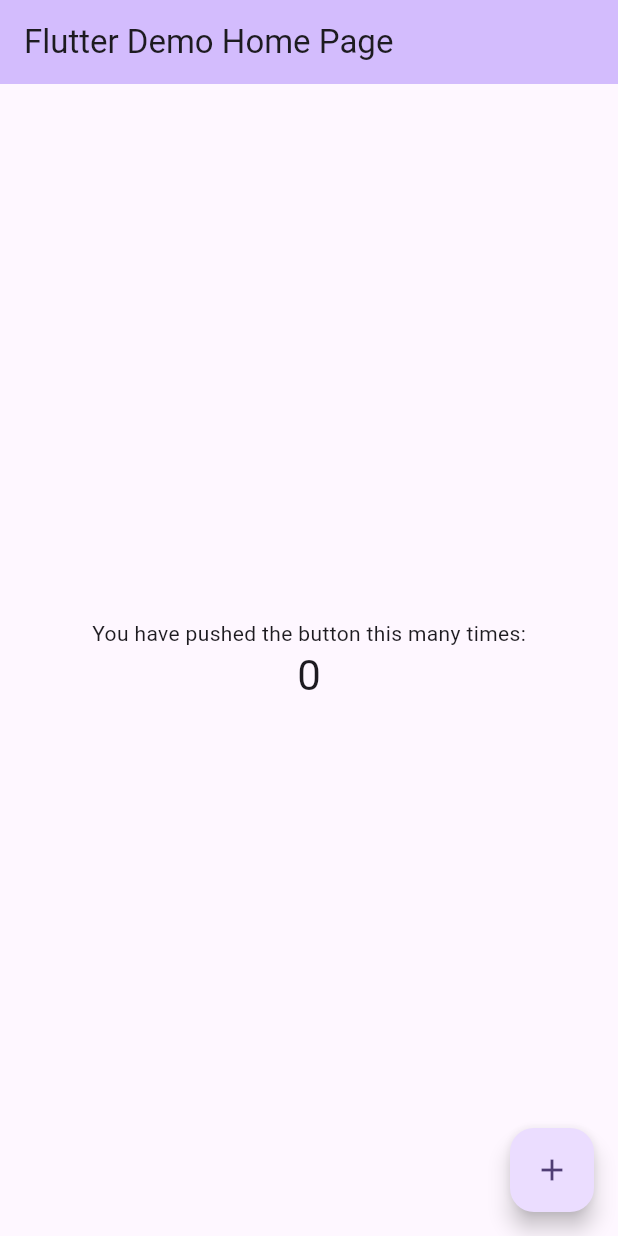
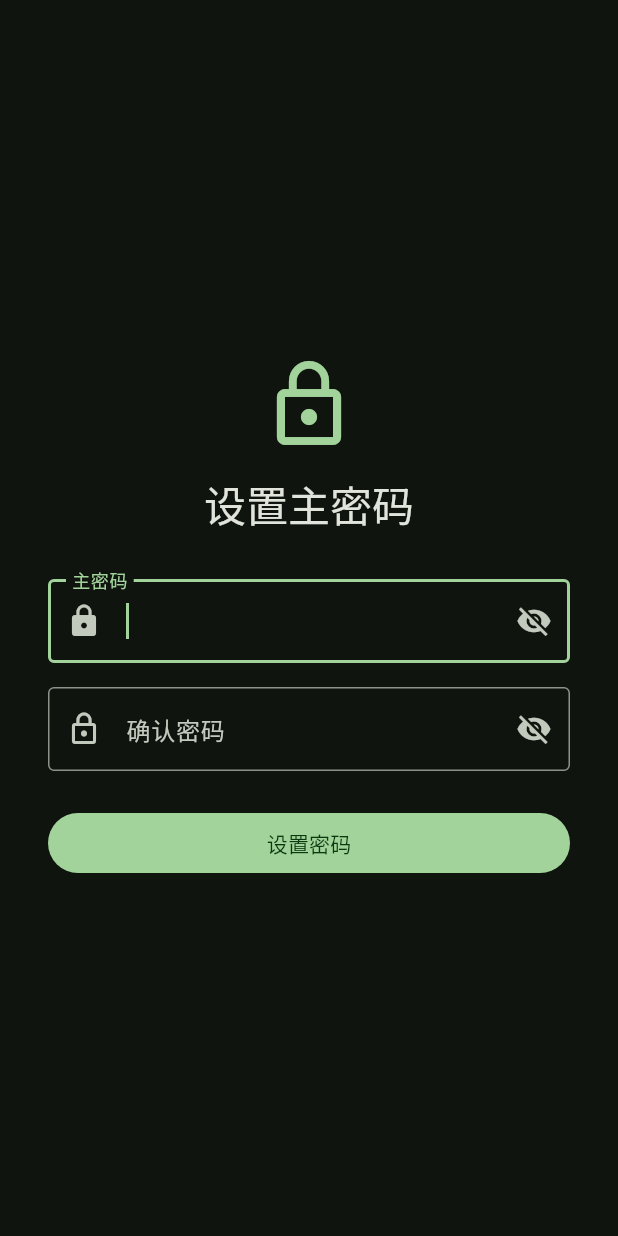
Before and after one commit to Tommickey2020gmail/tomssh, a Flutter app: the screen it shows after launch, on a phone screen of 412 x 824 dp. Run offline on Flutter 3.47's test engine with Material 3 defaults, Android fonts, the phone set to English and light mode, and no system bars; our stand-ins replace flutter_riverpod, flutter_secure_storage, sqflite; missing offline and left inert: dartssh2; accounts and stored records are empty.

Commit message:
feat: add master password lock screen and update main.dart
Implement LockScreen with first-launch password setup flow and
subsequent unlock flow using CredentialService. Wire up main.dart
with Riverpod ProviderScope, dark theme, and LockScreen as home.
Add placeholder ServerListScreen for Task 7.

Co-Authored-By: Claude Opus 4.6 <noreply@anthropic.com>

```diff
--- a/lib/main.dart
+++ b/lib/main.dart
@@ -1,122 +1,26 @@
 import 'package:flutter/material.dart';
+import 'package:flutter_riverpod/flutter_riverpod.dart';
+import 'screens/lock_screen.dart';
 
 void main() {
-  runApp(const MyApp());
+  runApp(const ProviderScope(child: TomSSHApp()));
 }
 
-class MyApp extends StatelessWidget {
-  const MyApp({super.key});
+class TomSSHApp extends StatelessWidget {
+  const TomSSHApp({super.key});
 
-  // This widget is the root of your application.
   @override
   Widget build(BuildContext context) {
     return MaterialApp(
-      title: 'Flutter Demo',
+      title: 'TomSSH',
       theme: ThemeData(
-        // This is the theme of your application.
-        //
-        // TRY THIS: Try running your application with "flutter run". You'll see
-        // the application has a purple toolbar. Then, without quitting the app,
-        // try changing the seedColor in the colorScheme below to Colors.green
-        // and then invoke "hot reload" (save your changes or press the "hot
-        // reload" button in a Flutter-supported IDE, or press "r" if you used
-        // the command line to start the app).
-        //
-        // Notice that the counter didn't reset back to zero; the application
-        // state is not lost during the reload. To reset the state, use hot
-        // restart instead.
-        //
-        // This works for code too, not just values: Most code changes can be
-        // tested with just a hot reload.
-        colorScheme: .fromSeed(seedColor: Colors.deepPurple),
+        colorScheme: ColorScheme.fromSeed(
+          seedColor: Colors.green,
+          brightness: Brightness.dark,
+        ),
+        useMaterial3: true,
       ),
-      home: const MyHomePage(title: 'Flutter Demo Home Page'),
+      home: const LockScreen(),
     );
   }
 }
-
-class MyHomePage extends StatefulWidget {
-  const MyHomePage({super.key, required this.title});
-
-  // This widget is the home page of your application. It is stateful, meaning
-  // that it has a State object (defined below) that contains fields that affect
-  // how it looks.
-
-  // This class is the configuration for the state. It holds the values (in this
-  // case the title) provided by the parent (in this case the App widget) and
-  // used by the build method of the State. Fields in a Widget subclass are
-  // always marked "final".
-
-  final String title;
-
-  @override
-  State<MyHomePage> createState() => _MyHomePageState();
-}
-
-class _MyHomePageState extends State<MyHomePage> {
-  int _counter = 0;
-
-  void _incrementCounter() {
-    setState(() {
-      // This call to setState tells the Flutter framework that something has
-      // changed in this State, which causes it to rerun the build method below
-      // so that the display can reflect the updated values. If we changed
-      // _counter without calling setState(), then the build method would not be
-      // called again, and so nothing would appear to happen.
-      _counter++;
-    });
-  }
-
-  @override
-  Widget build(BuildContext context) {
-    // This method is rerun every time setState is called, for instance as done
-    // by the _incrementCounter method above.
-    //
-    // The Flutter framework has been optimized to make rerunning build methods
-    // fast, so that you can just rebuild anything that needs updating rather
-    // than having to individually change instances of widgets.
-    return Scaffold(
-      appBar: AppBar(
-        // TRY THIS: Try changing the color here to a specific color (to
-        // Colors.amber, perhaps?) and trigger a hot reload to see the AppBar
-        // change color while the other colors stay the same.
-        backgroundColor: Theme.of(context).colorScheme.inversePrimary,
-        // Here we take the value from the MyHomePage object that was created by
-        // the App.build method, and use it to set our appbar title.
-        title: Text(widget.title),
-      ),
-      body: Center(
-        // Center is a layout widget. It takes a single child and positions it
-        // in the middle of the parent.
-        child: Column(
-          // Column is also a layout widget. It takes a list of children and
-          // arranges them vertically. By default, it sizes itself to fit its
-          // children horizontally, and tries to be as tall as its parent.
-          //
-          // Column has various properties to control how it sizes itself and
-          // how it positions its children. Here we use mainAxisAlignment to
-          // center the children vertically; the main axis here is the vertical
-          // axis because Columns are vertical (the cross axis would be
-          // horizontal).
-          //
-          // TRY THIS: Invoke "debug painting" (choose the "Toggle Debug Paint"
-          // action in the IDE, or press "p" in the console), to see the
-          // wireframe for each widget.
-          mainAxisAlignment: .center,
-          children: [
-            const Text('You have pushed the button this many times:'),
-            Text(
-              '$_counter',
-              style: Theme.of(context).textTheme.headlineMedium,
-            ),
-          ],
-        ),
-      ),
-      floatingActionButton: FloatingActionButton(
-        onPressed: _incrementCounter,
-        tooltip: 'Increment',
-        child: const Icon(Icons.add),
-      ),
-    );
-  }
-}
--- /dev/null
+++ b/lib/screens/lock_screen.dart
@@ -0,0 +1,209 @@
+// lib/screens/lock_screen.dart
+import 'package:flutter/material.dart';
+import 'package:flutter_riverpod/flutter_riverpod.dart';
+import '../providers/providers.dart';
+import 'server_list_screen.dart';
+
+class LockScreen extends ConsumerStatefulWidget {
+  const LockScreen({super.key});
+
+  @override
+  ConsumerState<LockScreen> createState() => _LockScreenState();
+}
+
+class _LockScreenState extends ConsumerState<LockScreen> {
+  final _passwordController = TextEditingController();
+  final _confirmController = TextEditingController();
+  final _formKey = GlobalKey<FormState>();
+
+  bool _isFirstLaunch = true;
+  bool _isLoading = true;
+  bool _obscurePassword = true;
+  bool _obscureConfirm = true;
+  String? _errorMessage;
+
+  @override
+  void initState() {
+    super.initState();
+    _checkFirstLaunch();
+  }
+
+  Future<void> _checkFirstLaunch() async {
+    final credentialService = ref.read(credentialServiceProvider);
+    final hasMaster = await credentialService.hasMasterPassword();
+    if (mounted) {
+      setState(() {
+        _isFirstLaunch = !hasMaster;
+        _isLoading = false;
+      });
+    }
+  }
+
+  Future<void> _submit() async {
+    if (!_formKey.currentState!.validate()) return;
+
+    setState(() {
+      _errorMessage = null;
+      _isLoading = true;
+    });
+
+    final credentialService = ref.read(credentialServiceProvider);
+    final password = _passwordController.text;
+
+    try {
+      if (_isFirstLaunch) {
+        await credentialService.setMasterPassword(password);
+        _onSuccess();
+      } else {
+        final ok = await credentialService.verifyMasterPassword(password);
+        if (ok) {
+          _onSuccess();
+        } else {
+          setState(() {
+            _errorMessage = '密码错误';
+            _isLoading = false;
+          });
+        }
+      }
+    } catch (e) {
+      setState(() {
+        _errorMessage = '发生错误: $e';
+        _isLoading = false;
+      });
+    }
+  }
+
+  void _onSuccess() {
+    ref.read(isUnlockedProvider.notifier).unlock();
+    if (mounted) {
+      Navigator.of(context).pushReplacement(
+        MaterialPageRoute(builder: (_) => const ServerListScreen()),
+      );
+    }
+  }
+
+  @override
+  void dispose() {
+    _passwordController.dispose();
+    _confirmController.dispose();
+    super.dispose();
+  }
+
+  @override
+  Widget build(BuildContext context) {
+    if (_isLoading) {
+      return const Scaffold(
+        body: Center(child: CircularProgressIndicator()),
+      );
+    }
+
+    return Scaffold(
+      body: Center(
+        child: SingleChildScrollView(
+          padding: const EdgeInsets.symmetric(horizontal: 32),
+          child: Form(
+            key: _formKey,
+            child: Column(
+              mainAxisSize: MainAxisSize.min,
+              children: [
+                Icon(
+                  Icons.lock_outline,
+                  size: 64,
+                  color: Theme.of(context).colorScheme.primary,
+                ),
+                const SizedBox(height: 16),
+                Text(
+                  _isFirstLaunch ? '设置主密码' : 'TomSSH',
+                  style: Theme.of(context).textTheme.headlineMedium,
+                ),
+                const SizedBox(height: 32),
+                TextFormField(
+                  controller: _passwordController,
+                  obscureText: _obscurePassword,
+                  autofocus: true,
+                  decoration: InputDecoration(
+                    labelText: _isFirstLaunch ? '主密码' : '密码',
+                    border: const OutlineInputBorder(),
+                    prefixIcon: const Icon(Icons.lock),
+                    suffixIcon: IconButton(
+                      icon: Icon(
+                        _obscurePassword
+                            ? Icons.visibility_off
+                            : Icons.visibility,
+                      ),
+                      onPressed: () {
+                        setState(() {
+                          _obscurePassword = !_obscurePassword;
+                        });
+                      },
+                    ),
+                  ),
+                  validator: (value) {
+                    if (value == null || value.isEmpty) {
+                      return '请输入密码';
+                    }
+                    if (_isFirstLaunch && value.length < 4) {
+                      return '密码至少 4 个字符';
+                    }
+                    return null;
+                  },
+                  onFieldSubmitted: (_) {
+                    if (!_isFirstLaunch) _submit();
+                  },
+                ),
+                if (_isFirstLaunch) ...[
+                  const SizedBox(height: 16),
+                  TextFormField(
+                    controller: _confirmController,
+                    obscureText: _obscureConfirm,
+                    decoration: InputDecoration(
+                      labelText: '确认密码',
+                      border: const OutlineInputBorder(),
+                      prefixIcon: const Icon(Icons.lock_outline),
+                      suffixIcon: IconButton(
+                        icon: Icon(
+                          _obscureConfirm
+                              ? Icons.visibility_off
+                              : Icons.visibility,
+                        ),
+                        onPressed: () {
+                          setState(() {
+                            _obscureConfirm = !_obscureConfirm;
+                          });
+                        },
+                      ),
+                    ),
+                    validator: (value) {
+                      if (value != _passwordController.text) {
+                        return '两次输入的密码不一致';
+                      }
+                      return null;
+                    },
+                    onFieldSubmitted: (_) => _submit(),
+                  ),
+                ],
+                if (_errorMessage != null) ...[
+                  const SizedBox(height: 12),
+                  Text(
+                    _errorMessage!,
+                    style: TextStyle(
+                      color: Theme.of(context).colorScheme.error,
+                    ),
+                  ),
+                ],
+                const SizedBox(height: 24),
+                SizedBox(
+                  width: double.infinity,
+                  child: FilledButton(
+                    onPressed: _submit,
+                    child: Text(_isFirstLaunch ? '设置密码' : '解锁'),
+                  ),
+                ),
+              ],
+            ),
+          ),
+        ),
+      ),
+    );
+  }
+}
```
Also changed, not shown: lib/screens/server_list_screen.dart (added, +16 -0 lines).
